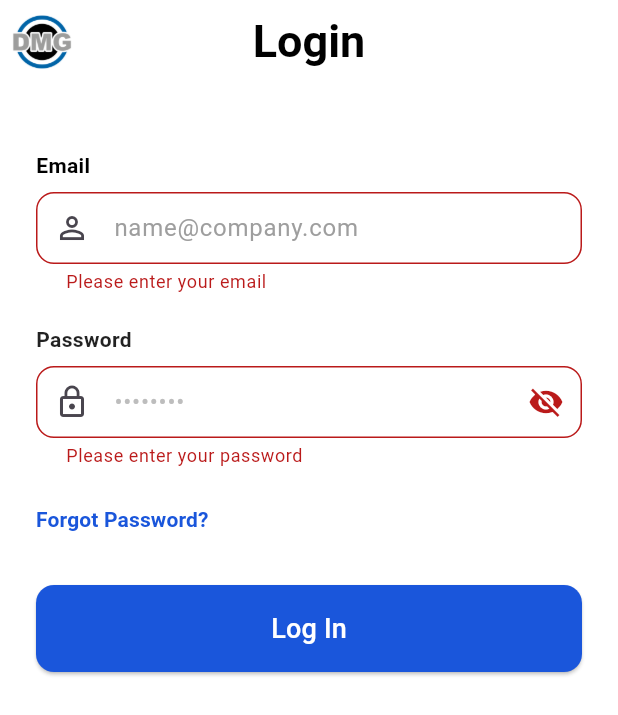
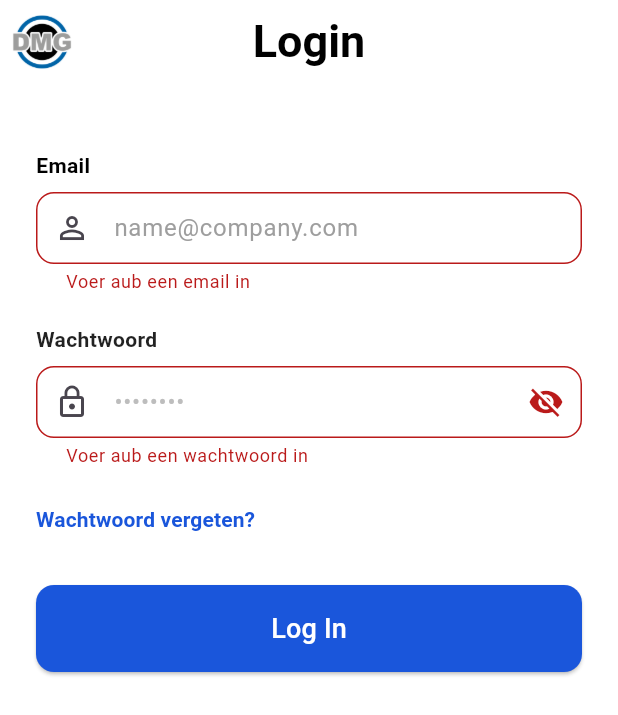
Before and after one commit to jessevandevelde/rma-flutter-app, a Flutter app: the LoginScreen screen opened directly, after a tap on "Log In", on a phone screen of 412 x 824 dp. Shown: the top 715 px of the screen. Run offline on Flutter 3.47's test engine with Material 3 defaults, Android fonts, the phone set to English and light mode, and no system bars; our stand-ins replace dio.

Commit message:
login request working with redirect to other page

```diff
--- a/lib/classes/authenticatie.dart
+++ b/lib/classes/authenticatie.dart
@@ -5,6 +5,10 @@ class Authenticatie {
     baseUrl: 'http://10.0.2.2:8000',
     connectTimeout: const Duration(seconds: 5),
     receiveTimeout: const Duration(seconds: 30),
+    headers: {
+      'Content-Type': 'application/json',
+      'Accept': 'application/json',
+    },
   ));
 
   Future<Response?> login(String email, String password) async {
--- a/lib/main.dart
+++ b/lib/main.dart
@@ -12,13 +12,17 @@ class MyApp extends StatelessWidget {
   @override
   Widget build(BuildContext context) {
     return MaterialApp(
-      title: 'Flutter Login Demo',
+      title: 'RMA App',
       theme: ThemeData(
         colorScheme: ColorScheme.fromSeed(seedColor: Colors.deepPurple),
         useMaterial3: true,
       ),
-      // We set LoginScreen as the home page of the app
-      home: CreateTicketScreen(),
+      // Start op de login pagina
+      initialRoute: '/',
+      routes: {
+        '/': (context) => const LoginScreen(),
+        '/create-ticket': (context) => CreateTicketScreen(),
+      },
     );
   }
 }
--- a/lib/screens/login_screen.dart
+++ b/lib/screens/login_screen.dart
@@ -38,19 +38,35 @@ class _LoginScreenState extends State<LoginScreen> {
         _isLoading = false;
       });
 
-      if (response != null && response.statusCode == 200) {
+      if (response != null && (response.statusCode == 200 || response.statusCode == 201)) {
         // Succesvolle login
         if (mounted) {
           ScaffoldMessenger.of(context).showSnackBar(
-            const SnackBar(content: Text('Login succesvol!')),
+            const SnackBar(
+              content: Text('Login succesvol!'),
+              backgroundColor: Colors.green,
+            ),
           );
-          // Navigeer hier naar het volgende scherm
+
+          // REDIRECT: Gebruik pushReplacementNamed zodat de gebruiker
+          // niet terug kan naar de login met de back-button.
+          Navigator.pushReplacementNamed(context, '/create-ticket');
         }
       } else {
         // Login mislukt
         if (mounted) {
+          String errorMsg = "Onbekende fout";
+          if (response?.data != null && response?.data['message'] != null) {
+            errorMsg = response?.data['message'];
+          } else if (response?.statusMessage != null) {
+            errorMsg = response!.statusMessage!;
+          }
+
           ScaffoldMessenger.of(context).showSnackBar(
-            SnackBar(content: Text('Login mislukt: ${response?.statusMessage ?? "Onbekende fout"}')),
+            SnackBar(
+              content: Text('Login mislukt: $errorMsg'),
+              backgroundColor: Colors.red,
+            ),
           );
         }
       }
@@ -69,6 +85,7 @@ class _LoginScreenState extends State<LoginScreen> {
           child: Image.asset(
             'pictures/dmglogo.png',
             fit: BoxFit.contain,
+            errorBuilder: (context, error, stackTrace) => const Icon(Icons.business, color: Colors.black),
           ),
         ),
         title: const Text(
@@ -103,9 +120,7 @@ class _LoginScreenState extends State<LoginScreen> {
                   controller: _emailController,
                   decoration: const InputDecoration(
                     hintText: 'name@company.com',
-                    hintStyle: TextStyle(
-                      color: Colors.grey,
-                    ),
+                    hintStyle: TextStyle(color: Colors.grey),
                     prefixIcon: Icon(Icons.person_outline),
                     border: OutlineInputBorder(
                       borderRadius: BorderRadius.all(Radius.circular(12)),
@@ -114,15 +129,14 @@ class _LoginScreenState extends State<LoginScreen> {
                   ),
                   keyboardType: TextInputType.emailAddress,
                   validator: (value) {
-                    if (value == null || value.isEmpty) {
-                      return 'Please enter your email';
-                    }
+                    if (value == null || value.isEmpty) return 'Voer aub een email in';
+                    if (!value.contains('@')) return 'Voer een geldig emailadres in';
                     return null;
                   },
                 ),
                 const SizedBox(height: 20),
                 const Text(
-                  'Password',
+                  'Wachtwoord',
                   style: TextStyle(
                     fontSize: 14,
                     fontWeight: FontWeight.bold,
@@ -135,9 +149,7 @@ class _LoginScreenState extends State<LoginScreen> {
                   obscureText: !_isPasswordVisible,
                   decoration: InputDecoration(
                     hintText: '••••••••',
-                    hintStyle: TextStyle(
-                      color: Colors.grey.shade400,
-                    ),
+                    hintStyle: TextStyle(color: Colors.grey.shade400),
                     prefixIcon: const Icon(Icons.lock_outline),
                     border: const OutlineInputBorder(
                       borderRadius: BorderRadius.all(Radius.circular(12)),
@@ -145,9 +157,7 @@ class _LoginScreenState extends State<LoginScreen> {
                     contentPadding: const EdgeInsets.symmetric(horizontal: 16, vertical: 12),
                     suffixIcon: IconButton(
                       icon: Icon(
-                        _isPasswordVisible
-                            ? Icons.visibility
-                            : Icons.visibility_off,
+                        _isPasswordVisible ? Icons.visibility : Icons.visibility_off,
                       ),
                       onPressed: () {
                         setState(() {
@@ -157,9 +167,7 @@ class _LoginScreenState extends State<LoginScreen> {
                     ),
                   ),
                   validator: (value) {
-                    if (value == null || value.isEmpty) {
-                      return 'Please enter your password';
-                    }
+                    if (value == null || value.isEmpty) return 'Voer aub een wachtwoord in';
                     return null;
                   },
                 ),
@@ -170,13 +178,12 @@ class _LoginScreenState extends State<LoginScreen> {
                     alignment: Alignment.centerLeft,
                     padding: EdgeInsets.zero,
                   ),
-                  onPressed: () {},
+                  onPressed: () {
+                    // Wachtwoord vergeten logica
+                  },
                   child: const Text(
-                    'Forgot Password?',
-                    style: TextStyle(
-                      fontSize: 14,
-                      fontWeight: FontWeight.bold,
-                    ),
+                    'Wachtwoord vergeten?',
+                    style: TextStyle(fontSize: 14, fontWeight: FontWeight.bold),
                   ),
                 ),
                 const SizedBox(height: 20),
@@ -189,6 +196,7 @@ class _LoginScreenState extends State<LoginScreen> {
                     shape: RoundedRectangleBorder(
                       borderRadius: BorderRadius.circular(12),
                     ),
+                    disabledBackgroundColor: Colors.grey,
                   ),
                   child: _isLoading
                       ? const SizedBox(
```
Lines whose indentation alone changed are shown as unchanged.
